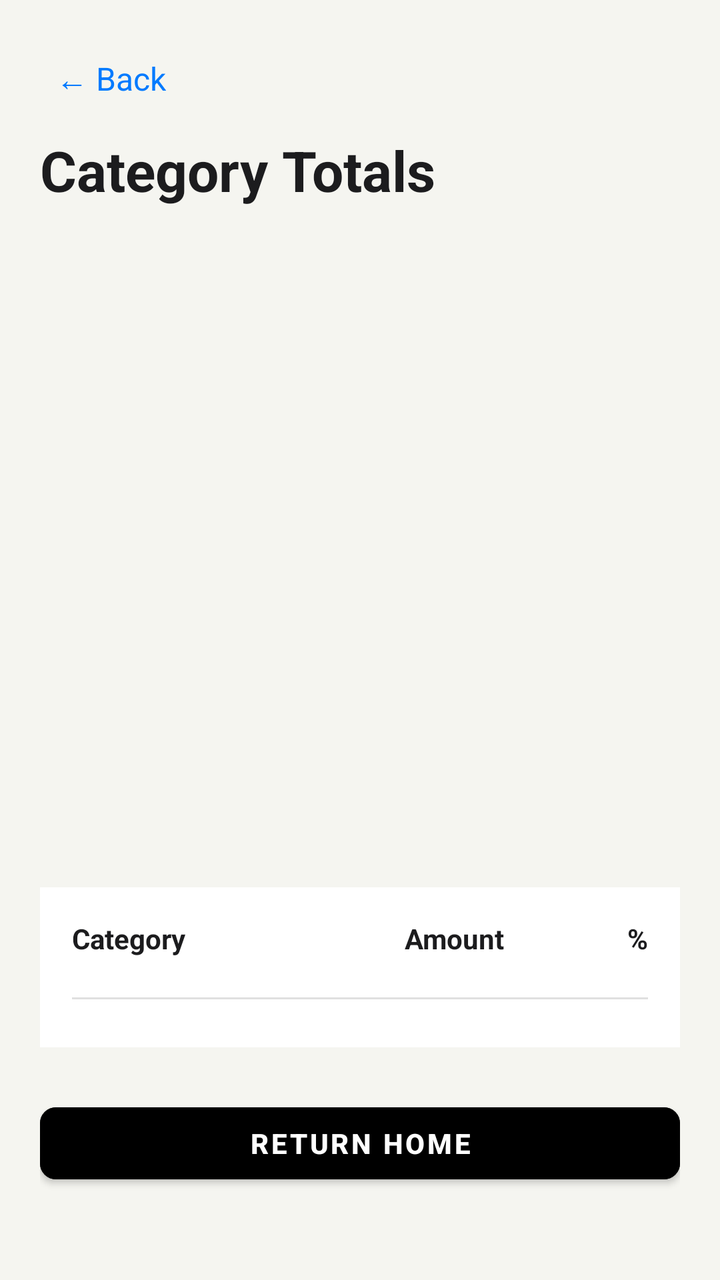
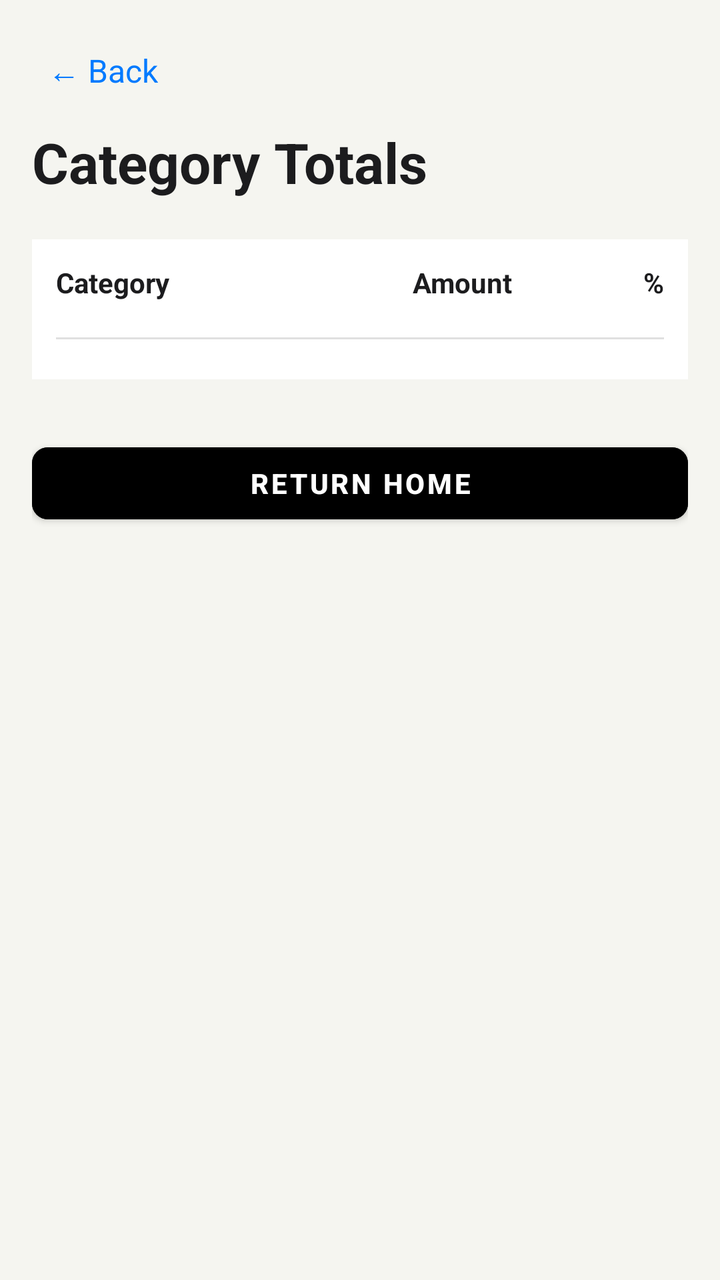

Screens rendered from an Android XML layout before and after an edit, with the pre-edit source and the edit as a unified diff.
<!-- AndroidManifest.xml: application theme Theme.HarmonieBudget -->
<!-- res/layout/activity_category_total.xml -->
<?xml version="1.0" encoding="utf-8"?>
<LinearLayout
    xmlns:android="http://schemas.android.com/apk/res/android"
    android:layout_width="match_parent"
    android:layout_height="match_parent"
    android:orientation="vertical"
    android:background="@color/background_light"
    android:padding="20dp"
    android:paddingBottom="32dp">

    
    <TextView
        android:id="@+id/iv_back_arrow"
        android:layout_width="wrap_content"
        android:layout_height="wrap_content"
        android:text="@string/back_arrow"
        android:textSize="16sp"
        android:textColor="@color/accent_blue"
        android:padding="8dp"
        android:layout_marginBottom="8dp"
        android:clickable="true"
        android:focusable="true" />

    
    <TextView
        android:id="@+id/tv_title"
        android:layout_width="wrap_content"
        android:layout_height="wrap_content"
        android:text="@string/category_totals_title"
        android:textColor="@color/text_primary_light"
        android:textSize="28sp"
        android:textStyle="bold"
        android:layout_marginBottom="16dp" />

    
    <FrameLayout
        android:id="@+id/pie_container"
        android:layout_width="match_parent"
        android:layout_height="300dp"
        android:layout_marginBottom="24dp" />

    
    <LinearLayout
        android:layout_width="match_parent"
        android:layout_height="wrap_content"
        android:orientation="vertical"
        android:background="@color/surface_light"
        android:padding="16dp"
        android:layout_marginBottom="24dp">

        
        <LinearLayout
            android:layout_width="match_parent"
            android:layout_height="wrap_content"
            android:orientation="horizontal"
            android:paddingBottom="12dp"
            android:layout_marginBottom="8dp">

            <TextView
                android:layout_width="0dp"
                android:layout_height="wrap_content"
                android:layout_weight="2"
                android:text="@string/table_header_category"
                android:textSize="14sp"
                android:textStyle="bold"
                android:textColor="@color/text_primary_light" />

            <TextView
                android:layout_width="0dp"
                android:layout_height="wrap_content"
                android:layout_weight="1"
                android:text="@string/table_header_amount"
                android:textSize="14sp"
                android:textStyle="bold"
                android:textColor="@color/text_primary_light"
                android:gravity="end" />

            <TextView
                android:layout_width="0dp"
                android:layout_height="wrap_content"
                android:layout_weight="1"
                android:text="@string/table_header_percentage"
                android:textSize="14sp"
                android:textStyle="bold"
                android:textColor="@color/text_primary_light"
                android:gravity="end" />

        </LinearLayout>

        
        <View
            android:layout_width="match_parent"
            android:layout_height="1dp"
            android:background="@color/border_light"
            android:layout_marginBottom="8dp" />

        
        <LinearLayout
            android:id="@+id/table_rows_container"
            android:layout_width="match_parent"
            android:layout_height="wrap_content"
            android:orientation="vertical" />

    </LinearLayout>

    
    <Button
        android:id="@+id/btn_return_home"
        style="@style/StandardButton"
        android:layout_width="match_parent"
        android:layout_height="48dp"
        android:text="@string/return_home" />

</LinearLayout>
<!-- resources referenced by this layout -->
<resources>
  <color name="accent_blue">#007AFF</color>
  <color name="background_light">#F5F5F0</color>
  <color name="border_light">#E0E0E0</color>
  <color name="surface_light">#FFFFFF</color>
  <color name="text_primary_light">#1C1C1E</color>
  <string name="back_arrow">← Back</string>
  <string name="category_totals_title">Category Totals</string>
  <string name="return_home">Return Home</string>
  <string name="table_header_amount">Amount</string>
  <string name="table_header_category">Category</string>
  <string name="table_header_percentage">%</string>
  <style name="StandardButton" parent="Widget.MaterialComponents.Button">
          <item name="android:backgroundTint">@color/button_background_standard</item>
          <item name="android:textColor">@color/button_text_standard</item>
          <item name="android:textSize">14sp</item>
          <item name="android:textStyle">bold</item>
          <item name="android:minHeight">48dp</item>
          <item name="android:minWidth">0dp</item>
          <item name="android:paddingStart">16dp</item>
          <item name="android:paddingEnd">16dp</item>
          <item name="cornerRadius">8dp</item>
      </style>
  <style name="Theme.HarmonieBudget" parent="Theme.MaterialComponents.DayNight.NoActionBar">
  
          <item name="colorPrimary">@color/purple_500</item>
          <item name="colorPrimaryVariant">@color/purple_700</item>
          <item name="colorSecondary">@color/teal_200</item>
  
          <item name="android:windowBackground">@color/background_light</item>
  
          
          <item name="android:textColor">@color/text_primary_light</item>
          <item name="android:textColorPrimary">@color/text_primary_light</item>
          <item name="android:textColorSecondary">@color/text_secondary_light</item>
          <item name="android:textColorHint">@color/text_hint_light</item>
  
          <item name="colorControlNormal">@color/text_secondary_light</item>
          <item name="colorControlActivated">@color/accent_blue</item>
          <item name="colorButtonNormal">@color/button_background_standard</item>
  
          <item name="cardViewStyle">@style/CardViewLight</item>
  
      </style>
  <color name="button_background_standard">#000000</color>
  <color name="button_text_standard">#FFFFFF</color>
  <color name="purple_500">#FF6200EE</color>
  <color name="purple_700">#FF3700B3</color>
  <color name="teal_200">#FF03DAC5</color>
  <color name="text_secondary_light">#8E8E93</color>
  <color name="text_hint_light">#C7C7CC</color>
  <style name="CardViewLight" parent="CardView">
          <item name="cardBackgroundColor">@color/surface_light</item>
          <item name="cardElevation">1dp</item>
          <item name="cardCornerRadius">12dp</item>
      </style>
</resources>

<!-- the commit's change to res/layout/activity_category_total.xml (unified diff, before → after) -->
@@ -4,111 +4,119 @@
     android:layout_width="match_parent"
     android:layout_height="match_parent"
     android:orientation="vertical"
-    android:background="@color/background_light"
-    android:padding="20dp"
-    android:paddingBottom="32dp">
+    android:background="@color/background_light">
 
-    
-    <TextView
-        android:id="@+id/iv_back_arrow"
-        android:layout_width="wrap_content"
-        android:layout_height="wrap_content"
-        android:text="@string/back_arrow"
-        android:textSize="16sp"
-        android:textColor="@color/accent_blue"
-        android:padding="8dp"
-        android:layout_marginBottom="8dp"
-        android:clickable="true"
-        android:focusable="true" />
+    <ScrollView
+        android:layout_width="match_parent"
+        android:layout_height="match_parent"
+        android:fillViewport="true"
+        android:scrollbars="vertical">
 
-    
-    <TextView
-        android:id="@+id/tv_title"
-        android:layout_width="wrap_content"
-        android:layout_height="wrap_content"
-        android:text="@string/category_totals_title"
-        android:textColor="@color/text_primary_light"
-        android:textSize="28sp"
-        android:textStyle="bold"
-        android:layout_marginBottom="16dp" />
-
-    
-    <FrameLayout
-        android:id="@+id/pie_container"
-        android:layout_width="match_parent"
-        android:layout_height="300dp"
-        android:layout_marginBottom="24dp" />
-
-    
-    <LinearLayout
-        android:layout_width="match_parent"
-        android:layout_height="wrap_content"
-        android:orientation="vertical"
-        android:background="@color/surface_light"
-        android:padding="16dp"
-        android:layout_marginBottom="24dp">
-
-        
         <LinearLayout
             android:layout_width="match_parent"
             android:layout_height="wrap_content"
-            android:orientation="horizontal"
-            android:paddingBottom="12dp"
-            android:layout_marginBottom="8dp">
+            android:orientation="vertical"
+            android:padding="16dp"
+            android:paddingTop="12dp"
+            android:paddingBottom="32dp">
 
+            
             <TextView
-                android:layout_width="0dp"
+                android:id="@+id/iv_back_arrow"
+                android:layout_width="wrap_content"
                 android:layout_height="wrap_content"
-                android:layout_weight="2"
-                android:text="@string/table_header_category"
-                android:textSize="14sp"
+                android:text="@string/back_arrow"
+                android:textSize="16sp"
+                android:textColor="@color/accent_blue"
+                android:padding="8dp"
+                android:layout_marginBottom="8dp"
+                android:clickable="true"
+                android:focusable="true" />
+
+            
+            <TextView
+                android:id="@+id/tv_title"
+                android:layout_width="wrap_content"
+                android:layout_height="wrap_content"
+                android:text="@string/category_totals_title"
+                android:textColor="@color/text_primary_light"
+                android:textSize="28sp"
                 android:textStyle="bold"
-                android:textColor="@color/text_primary_light" />
+                android:layout_marginBottom="20dp" />
 
-            <TextView
-                android:layout_width="0dp"
+            
+            <LinearLayout
+                android:layout_width="match_parent"
                 android:layout_height="wrap_content"
-                android:layout_weight="1"
-                android:text="@string/table_header_amount"
-                android:textSize="14sp"
-                android:textStyle="bold"
-                android:textColor="@color/text_primary_light"
-                android:gravity="end" />
+                android:orientation="vertical"
+                android:background="@color/surface_light"
+                android:padding="12dp"
+                android:layout_marginBottom="20dp">
 
-            <TextView
-                android:layout_width="0dp"
-                android:layout_height="wrap_content"
-                android:layout_weight="1"
-                android:text="@string/table_header_percentage"
-                android:textSize="14sp"
-                android:textStyle="bold"
-                android:textColor="@color/text_primary_light"
-                android:gravity="end" />
+                
+                <LinearLayout
+                    android:layout_width="match_parent"
+                    android:layout_height="wrap_content"
+                    android:orientation="horizontal"
+                    android:paddingBottom="10dp"
+                    android:layout_marginBottom="8dp">
+
+                    <TextView
+                        android:layout_width="0dp"
+                        android:layout_height="wrap_content"
+                        android:layout_weight="2"
+                        android:text="@string/table_header_category"
+                        android:textSize="14sp"
+                        android:textStyle="bold"
+                        android:textColor="@color/text_primary_light" />
+
+                    <TextView
+                        android:layout_width="0dp"
+                        android:layout_height="wrap_content"
+                        android:layout_weight="1"
+                        android:text="@string/table_header_amount"
+                        android:textSize="14sp"
+                        android:textStyle="bold"
+                        android:textColor="@color/text_primary_light"
+                        android:gravity="end" />
+
+                    <TextView
+                        android:layout_width="0dp"
+                        android:layout_height="wrap_content"
+                        android:layout_weight="1"
+                        android:text="@string/table_header_percentage"
+                        android:textSize="14sp"
+                        android:textStyle="bold"
+                        android:textColor="@color/text_primary_light"
+                        android:gravity="end" />
+
+                </LinearLayout>
+
+                
+                <View
+                    android:layout_width="match_parent"
+                    android:layout_height="1dp"
+                    android:background="@color/border_light"
+                    android:layout_marginBottom="8dp" />
+
+                
+                <LinearLayout
+                    android:id="@+id/table_rows_container"
+                    android:layout_width="match_parent"
+                    android:layout_height="wrap_content"
+                    android:orientation="vertical" />
+
+            </LinearLayout>
+
+            
+            <Button
+                android:id="@+id/btn_return_home"
+                style="@style/StandardButton"
+                android:layout_width="match_parent"
+                android:layout_height="48dp"
+                android:layout_marginTop="8dp"
+                android:text="@string/return_home" />
 
         </LinearLayout>
-
-        
-        <View
-            android:layout_width="match_parent"
-            android:layout_height="1dp"
-            android:background="@color/border_light"
-            android:layout_marginBottom="8dp" />
-
-        
-        <LinearLayout
-            android:id="@+id/table_rows_container"
-            android:layout_width="match_parent"
-            android:layout_height="wrap_content"
-            android:orientation="vertical" />
-
-    </LinearLayout>
-
-    
-    <Button
-        android:id="@+id/btn_return_home"
-        style="@style/StandardButton"
-        android:layout_width="match_parent"
-        android:layout_height="48dp"
-        android:text="@string/return_home" />
-
+    </ScrollView>
 </LinearLayout>
